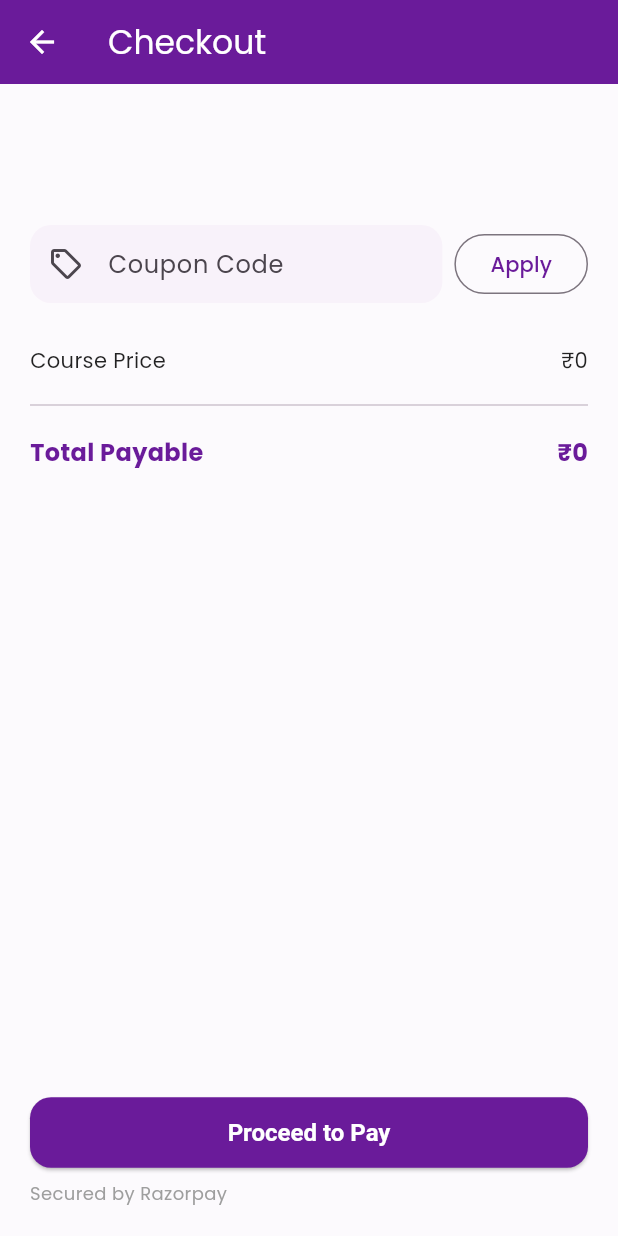
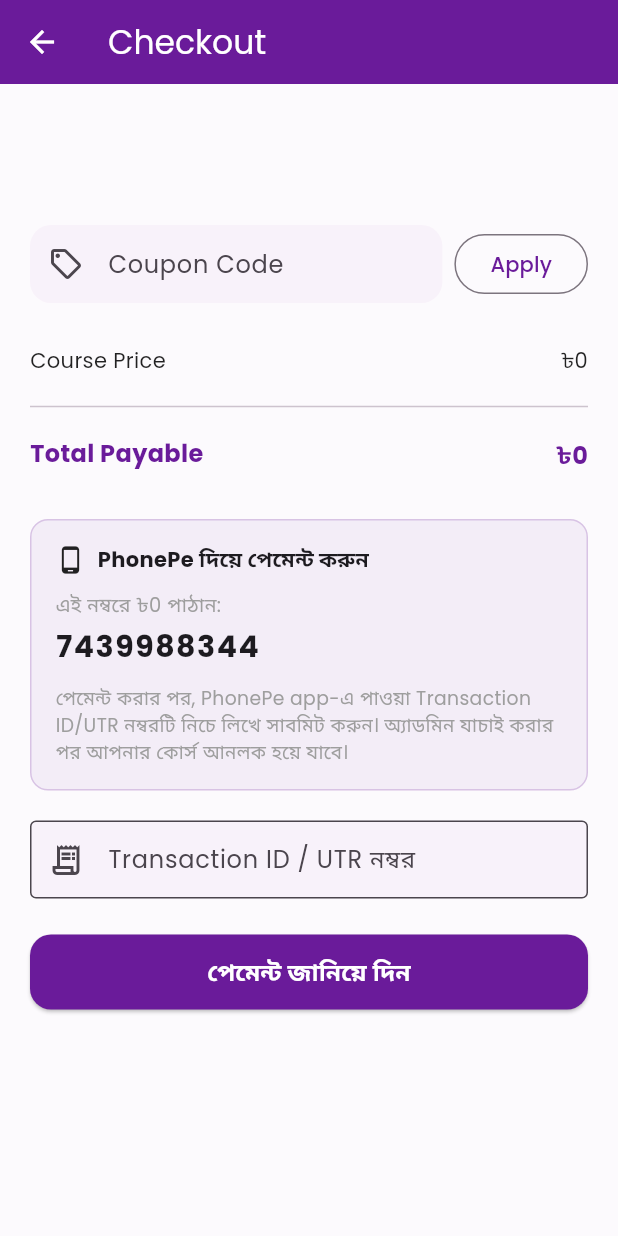
Before and after one commit to skr904957-lgtm/Porasona-Plus-, a Flutter app: the CheckoutScreen screen opened directly with empty values, on a phone screen of 412 x 824 dp. Run offline on Flutter 3.47's test engine with Material 3 defaults, Android fonts, the phone set to English and light mode, and no system bars; our stand-ins replace cached_network_image, chewie, cloud_firestore, connectivity_plus, file_picker, firebase_auth and 8 more; missing offline and left inert: razorpay_flutter, syncfusion_flutter_pdfviewer; accounts and stored records are empty.

Commit message:
checkout_screen.dart

```diff
--- a/lib/screens/payments/checkout_screen.dart
+++ b/lib/screens/payments/checkout_screen.dart
@@ -1,15 +1,15 @@
 import 'package:flutter/material.dart';
 import 'package:provider/provider.dart';
-import 'package:razorpay_flutter/razorpay_flutter.dart';
 import 'package:uuid/uuid.dart';
 import '../../app/theme.dart';
-import '../../app/app_config.dart';
 import '../../app/routes.dart';
 import '../../providers/auth_provider.dart';
 import '../../services/firestore_service.dart';
-import '../../services/payment_service.dart';
 import '../../models/course_model.dart';
 import '../../models/purchase_model.dart';
+
+// ---- আপনার PhonePe নম্বর এখানে বসানো আছে ----
+const String kPhonePeNumber = '7439988344';
 
 class CheckoutScreen extends StatefulWidget {
   final String courseId;
@@ -21,21 +21,17 @@ class CheckoutScreen extends StatefulWidget {
 
 class _CheckoutScreenState extends State<CheckoutScreen> {
   final _firestore = FirestoreService();
-  final _paymentService = PaymentService();
   final _couponCtrl = TextEditingController();
+  final _txnIdCtrl = TextEditingController();
   CourseModel? _course;
-  double _discount = 0;
-  bool _processing = false;
+  final double _discount = 0;
+  bool _submitting = false;
+  bool _submitted = false;
 
   @override
   void initState() {
     super.initState();
     _load();
-    _paymentService.init(
-      onSuccess: _onSuccess,
-      onError: _onError,
-      onExternalWallet: (_) {},
-    );
   }
 
   Future<void> _load() async {
@@ -44,66 +40,54 @@ class _CheckoutScreenState extends State<CheckoutScreen> {
   }
 
   Future<void> _applyCoupon() async {
-    // Coupons are validated against the `coupons` collection managed by the admin.
-    // Wire this up to a real lookup once you've created coupon documents there.
     if (_couponCtrl.text.trim().isEmpty) return;
     ScaffoldMessenger.of(context).showSnackBar(
       const SnackBar(content: Text('Enter a valid coupon — connect this to your coupons collection.')),
     );
   }
 
-  void _startPayment() {
+  Future<void> _submitPayment() async {
     if (_course == null) return;
-    final auth = context.read<AuthProvider>();
-    final amount = _course!.effectivePrice - _discount;
-    final orderId = const Uuid().v4(); // Replace with a real order_id from your backend's Razorpay Orders API call.
-
-    setState(() => _processing = true);
-    _paymentService.openCheckout(
-      razorpayKeyId: AppConfig.razorpayKeyId,
-      orderId: orderId,
-      amountInRupees: amount < 0 ? 0 : amount,
-      courseTitle: _course!.title,
-      studentName: auth.student?.name ?? '',
-      studentEmail: auth.student?.email ?? auth.firebaseUser?.email ?? '',
-      studentPhone: auth.student?.phone,
+    final txnId = _txnIdCtrl.text.trim();
+    if (txnId.isEmpty) {
+      ScaffoldMessenger.of(context).showSnackBar(
+        const SnackBar(content: Text('Transaction ID লিখুন')),
       );
+      return;
     }
 
-  Future<void> _onSuccess(PaymentSuccessResponse response) async {
     final auth = context.read<AuthProvider>();
     final uid = auth.firebaseUser?.uid;
-    if (uid != null && _course != null) {
+    if (uid == null) return;
+
+    setState(() => _submitting = true);
+
+    final amount = _course!.effectivePrice - _discount;
     final purchase = PurchaseModel(
       id: const Uuid().v4(),
       studentUid: uid,
       courseId: _course!.id,
       courseTitle: _course!.title,
-        amount: _course!.effectivePrice - _discount,
-        razorpayPaymentId: response.paymentId,
-        razorpayOrderId: response.orderId,
-        status: PaymentStatus.success,
+      amount: amount < 0 ? 0 : amount,
+      phonepeTransactionId: txnId,
+      status: PaymentStatus.pending,
       couponCode: _couponCtrl.text.trim().isEmpty ? null : _couponCtrl.text.trim(),
       createdAt: DateTime.now(),
     );
+
     await _firestore.recordPurchase(purchase);
-      final updatedIds = [...(auth.student?.purchasedCourseIds ?? []), _course!.id];
-      await _firestore.updateStudent(uid, {'purchasedCourseIds': updatedIds});
-      await auth.refreshStudent();
-    }
+
     if (!mounted) return;
-    setState(() => _processing = false);
-    Navigator.pushReplacementNamed(context, AppRoutes.paymentSuccess);
-  }
-
-  void _onError(PaymentFailureResponse response) {
-    setState(() => _processing = false);
-    Navigator.pushReplacementNamed(context, AppRoutes.paymentFailed);
+    setState(() {
+      _submitting = false;
+      _submitted = true;
+    });
   }
 
   @override
   void dispose() {
-    _paymentService.dispose();
+    _couponCtrl.dispose();
+    _txnIdCtrl.dispose();
     super.dispose();
   }
 
@@ -112,10 +96,43 @@ class _CheckoutScreenState extends State<CheckoutScreen> {
     if (_course == null) {
       return const Scaffold(body: Center(child: CircularProgressIndicator()));
     }
+
+    if (_submitted) {
+      return Scaffold(
+        appBar: AppBar(title: const Text('Payment Submitted')),
+        body: Padding(
+          padding: const EdgeInsets.all(24),
+          child: Column(
+            mainAxisAlignment: MainAxisAlignment.center,
+            children: [
+              const Icon(Icons.hourglass_top_rounded, size: 64, color: Colors.amber),
+              const SizedBox(height: 20),
+              const Text(
+                'আপনার পেমেন্ট রিভিউ করা হচ্ছে',
+                style: TextStyle(fontSize: 18, fontWeight: FontWeight.bold),
+                textAlign: TextAlign.center,
+              ),
+              const SizedBox(height: 10),
+              const Text(
+                'অ্যাডমিন যাচাই করে কোর্স অ্যাক্সেস দিয়ে দেবেন, সাধারণত কিছু সময়ের মধ্যেই। ধন্যবাদ!',
+                textAlign: TextAlign.center,
+                style: TextStyle(color: Colors.grey),
+              ),
+              const SizedBox(height: 28),
+              ElevatedButton(
+                onPressed: () => Navigator.popUntil(context, (r) => r.isFirst),
+                child: const Text('হোমে ফিরে যান'),
+              ),
+            ],
+          ),
+        ),
+      );
+    }
+
     final amount = _course!.effectivePrice - _discount;
     return Scaffold(
       appBar: AppBar(title: const Text('Checkout')),
-      body: Padding(
+      body: SingleChildScrollView(
         padding: const EdgeInsets.all(20),
         child: Column(
           crossAxisAlignment: CrossAxisAlignment.start,
@@ -137,23 +154,64 @@ class _CheckoutScreenState extends State<CheckoutScreen> {
               ],
             ),
             const SizedBox(height: 24),
-            _row('Course Price', '₹${_course!.price.toStringAsFixed(0)}'),
-            if (_course!.discountPrice > 0) _row('Discount', '- ₹${(_course!.price - _course!.discountPrice).toStringAsFixed(0)}'),
-            if (_discount > 0) _row('Coupon Discount', '- ₹${_discount.toStringAsFixed(0)}'),
+            _row('Course Price', '৳${_course!.price.toStringAsFixed(0)}'),
+            if (_course!.discountPrice > 0) _row('Discount', '- ৳${(_course!.price - _course!.discountPrice).toStringAsFixed(0)}'),
             const Divider(height: 32),
-            _row('Total Payable', '₹${amount.toStringAsFixed(0)}', bold: true),
-            const Spacer(),
+            _row('Total Payable', '৳${amount.toStringAsFixed(0)}', bold: true),
+            const SizedBox(height: 28),
+
+            Container(
+              padding: const EdgeInsets.all(16),
+              decoration: BoxDecoration(
+                color: AppColors.primary.withOpacity(0.06),
+                borderRadius: BorderRadius.circular(12),
+                border: Border.all(color: AppColors.primary.withOpacity(0.2)),
+              ),
+              child: Column(
+                crossAxisAlignment: CrossAxisAlignment.start,
+                children: [
+                  const Row(
+                    children: [
+                      Icon(Icons.phone_android, size: 20),
+                      SizedBox(width: 8),
+                      Text('PhonePe দিয়ে পেমেন্ট করুন', style: TextStyle(fontWeight: FontWeight.bold)),
+                    ],
+                  ),
+                  const SizedBox(height: 10),
+                  Text('এই নম্বরে ৳${amount.toStringAsFixed(0)} পাঠান:', style: const TextStyle(fontSize: 13, color: Colors.grey)),
+                  const SizedBox(height: 4),
+                  SelectableText(
+                    kPhonePeNumber,
+                    style: const TextStyle(fontSize: 20, fontWeight: FontWeight.bold, letterSpacing: 1),
+                  ),
+                  const SizedBox(height: 10),
+                  const Text(
+                    'পেমেন্ট করার পর, PhonePe app-এ পাওয়া Transaction ID/UTR নম্বরটি নিচে লিখে সাবমিট করুন। অ্যাডমিন যাচাই করার পর আপনার কোর্স আনলক হয়ে যাবে।',
+                    style: TextStyle(fontSize: 12.5, color: Colors.grey),
+                  ),
+                ],
+              ),
+            ),
+
+            const SizedBox(height: 20),
+            TextField(
+              controller: _txnIdCtrl,
+              decoration: const InputDecoration(
+                labelText: 'Transaction ID / UTR নম্বর',
+                prefixIcon: Icon(Icons.receipt_long_outlined),
+                border: OutlineInputBorder(),
+              ),
+            ),
+            const SizedBox(height: 24),
             SizedBox(
               width: double.infinity,
               child: ElevatedButton(
-                onPressed: _processing ? null : _startPayment,
-                child: _processing
+                onPressed: _submitting ? null : _submitPayment,
+                child: _submitting
                     ? const SizedBox(height: 20, width: 20, child: CircularProgressIndicator(color: Colors.white, strokeWidth: 2))
-                    : const Text('Proceed to Pay'),
+                    : const Text('পেমেন্ট জানিয়ে দিন'),
               ),
             ),
-            const SizedBox(height: 8),
-            const Text('Secured by Razorpay', textAlign: TextAlign.center, style: TextStyle(color: Colors.grey, fontSize: 12)),
           ],
         ),
       ),
```
Lines whose indentation alone changed are shown as unchanged.
